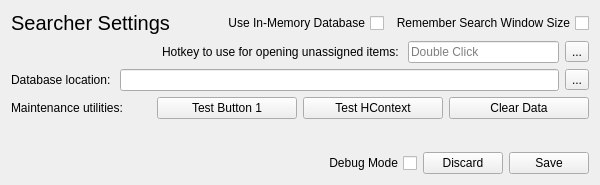
Above: scripts/python/searcher/searchersettings.ui from instance-id/Searcher before the change. Below: the same form after it.
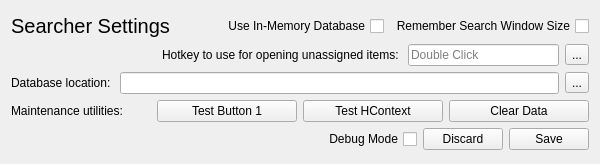
That is the form after the change.

```diff
--- a/scripts/python/searcher/searchersettings.ui
+++ b/scripts/python/searcher/searchersettings.ui
@@ -10,7 +10,7 @@
     <x>0</x>
     <y>0</y>
     <width>600</width>
-    <height>185</height>
+    <height>164</height>
    </rect>
   </property>
   <property name="sizePolicy">
@@ -192,17 +192,6 @@
        </item>
       </layout>
      </item>
-     <item>
-      <layout class="QHBoxLayout" name="horizontalLayout_2">
-       <item>
-        <widget class="QLabel" name="label_3">
-         <property name="text">
-          <string/>
-         </property>
-        </widget>
-       </item>
-      </layout>
-     </item>
      <item>
       <layout class="QHBoxLayout" name="horizontalLayout_3">
        <item>
```
